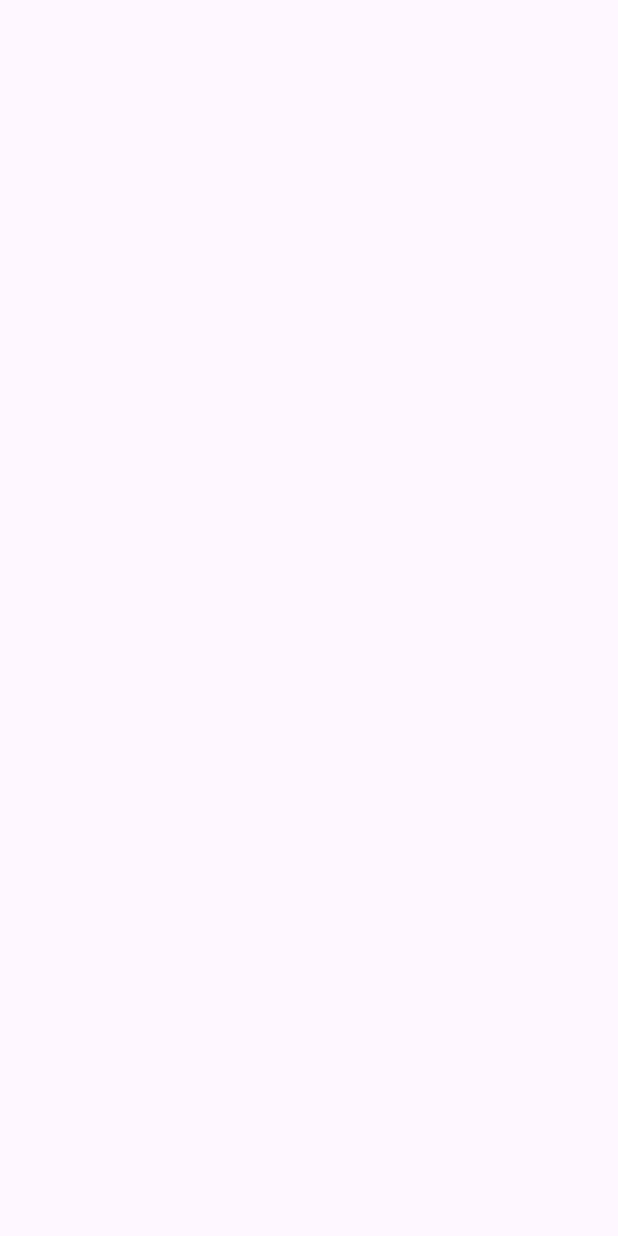
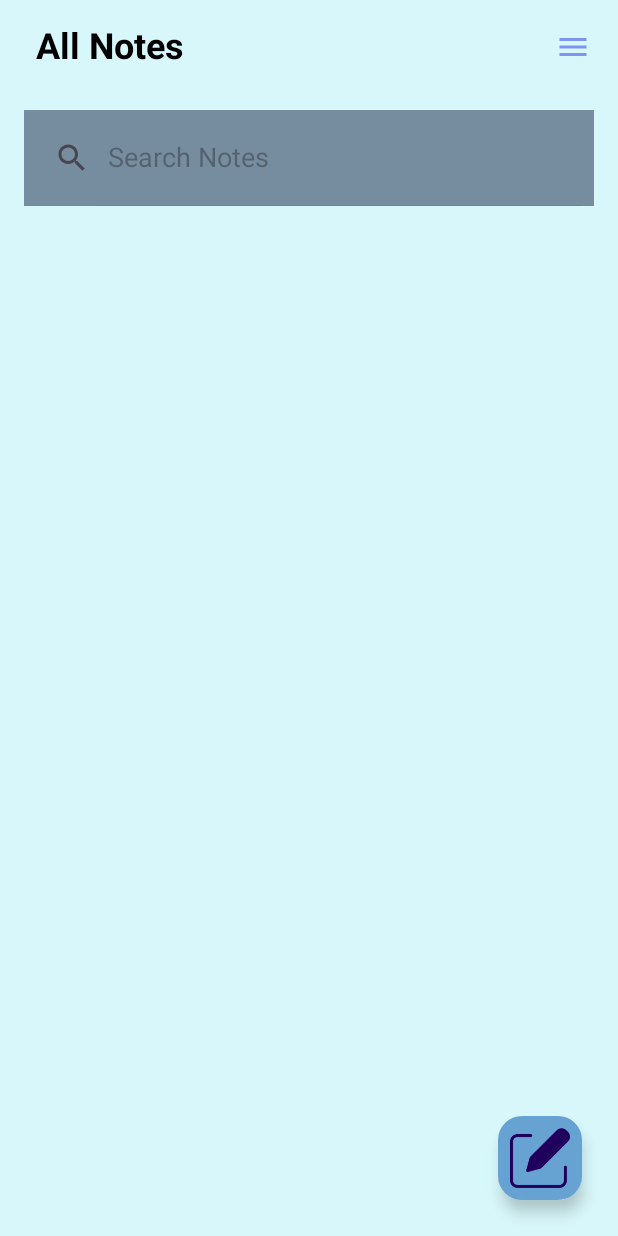
Before and after one commit to Kluivert2604/HNotes, an Android app: the screen it shows after launch once a user with an empty profile is signed in (NotesActivity), on a phone screen of 412 x 824 dp. Before the commit the screen is empty. Run offline under Robolectric (Android 15) with nearby library versions, the phone set to English and light mode, and no system bars; our stand-ins replace Firebase (no records; nobody signed in at launch, a user with empty details on screens opened directly).

Commit message:
Final Commit

```diff
--- a/app/src/main/AndroidManifest.xml
+++ b/app/src/main/AndroidManifest.xml
@@ -12,6 +12,9 @@
         android:supportsRtl="true"
         android:theme="@style/Theme.HNotes"
         tools:targetApi="31">
+        <activity
+            android:name=".CreateNotesActivity"
+            android:exported="false" />
         <activity
             android:name=".NotesActivity"
             android:exported="false" />
--- a/app/src/main/java/com/kieudatquochung/hnotes/NotesActivity.java
+++ b/app/src/main/java/com/kieudatquochung/hnotes/NotesActivity.java
@@ -1,14 +1,71 @@
 package com.kieudatquochung.hnotes;
 
 import androidx.appcompat.app.AppCompatActivity;
+import androidx.appcompat.view.menu.ActionMenuItemView;
+import androidx.appcompat.widget.SearchView;
+import androidx.recyclerview.widget.RecyclerView;
 
+import android.content.Intent;
 import android.os.Bundle;
+import android.view.MenuItem;
+import android.view.View;
+import android.widget.ImageButton;
+import android.widget.PopupMenu;
+
+import com.google.android.material.floatingactionbutton.FloatingActionButton;
+import com.google.firebase.auth.FirebaseAuth;
 
 public class NotesActivity extends AppCompatActivity {
+
+    ImageButton mSaveNotesBtn;
+    FloatingActionButton mCreateNoteFab;
+    SearchView mSearchView;
+    RecyclerView mRecyclerView;
+
 
     @Override
     protected void onCreate(Bundle savedInstanceState) {
         super.onCreate(savedInstanceState);
         setContentView(R.layout.activity_notes);
+
+        mCreateNoteFab = findViewById(R.id.createNoteFab);
+        mSaveNotesBtn = findViewById(R.id.saveNotesBtn);
+        mSearchView = findViewById(R.id.searchView);
+        mRecyclerView = findViewById(R.id.recyclerView);
+
+        mCreateNoteFab.setOnClickListener(new View.OnClickListener() {
+            @Override
+            public void onClick(View v) {
+                startActivity(new Intent(NotesActivity.this, CreateNotesActivity.class));
+            }
+        });
+
+        mSaveNotesBtn.setOnClickListener(new View.OnClickListener() {
+            @Override
+            public void onClick(View v) {
+                showMenu();
+            }
+        });
+    }
+    private void showMenu()
+    {
+        //TODO display Menu
+        PopupMenu popupMenu = new PopupMenu(NotesActivity.this, mSaveNotesBtn);
+        popupMenu.getMenu().add("Logout");
+        popupMenu.show();
+        popupMenu.setOnMenuItemClickListener(new PopupMenu.OnMenuItemClickListener() {
+            @Override
+            public boolean onMenuItemClick(MenuItem item) {
+                if(item.getTitle() == "Logout")
+                {
+                    FirebaseAuth.getInstance().signOut();
+                    startActivity(new Intent(NotesActivity.this, MainActivity.class));
+                    finish();
+                    return true;
+                }
+
+                return false;
+            }
+        });
     }
 }
--- /dev/null
+++ b/app/src/main/res/drawable/baseline_back_24.xml
@@ -0,0 +1,6 @@
+<vector android:alpha="0.87" android:autoMirrored="true"
+    android:height="24dp" android:tint="#90B0F5"
+    android:viewportHeight="24" android:viewportWidth="24"
+    android:width="24dp" xmlns:android="http://schemas.android.com/apk/res/android">
+    <path android:fillColor="@android:color/white" android:pathData="M11.67,3.87L9.9,2.1 0,12l9.9,9.9 1.77,-1.77L3.54,12z"/>
+</vector>
--- /dev/null
+++ b/app/src/main/res/drawable/baseline_done_24.xml
@@ -0,0 +1,5 @@
+<vector android:alpha="0.87" android:height="24dp"
+    android:tint="#90B0F5" android:viewportHeight="24"
+    android:viewportWidth="24" android:width="24dp" xmlns:android="http://schemas.android.com/apk/res/android">
+    <path android:fillColor="@android:color/white" android:pathData="M9,16.2L4.8,12l-1.4,1.4L9,19 21,7l-1.4,-1.4L9,16.2z"/>
+</vector>
--- /dev/null
+++ b/app/src/main/res/drawable/baseline_menu_24.xml
@@ -0,0 +1,5 @@
+<vector android:height="24dp" android:tint="#7E95EF"
+    android:viewportHeight="24" android:viewportWidth="24"
+    android:width="24dp" xmlns:android="http://schemas.android.com/apk/res/android">
+    <path android:fillColor="@android:color/white" android:pathData="M3,18h18v-2L3,16v2zM3,13h18v-2L3,11v2zM3,6v2h18L21,6L3,6z"/>
+</vector>
--- a/app/src/main/res/layout/activity_notes.xml
+++ b/app/src/main/res/layout/activity_notes.xml
@@ -1,9 +1,73 @@
 <?xml version="1.0" encoding="utf-8"?>
-<androidx.constraintlayout.widget.ConstraintLayout xmlns:android="http://schemas.android.com/apk/res/android"
+<RelativeLayout xmlns:android="http://schemas.android.com/apk/res/android"
     xmlns:app="http://schemas.android.com/apk/res-auto"
     xmlns:tools="http://schemas.android.com/tools"
     android:layout_width="match_parent"
     android:layout_height="match_parent"
+    android:background="@color/background"
     tools:context=".NotesActivity">
+    <RelativeLayout
+        android:id="@+id/textMyNotes"
+        android:layout_width="match_parent"
+        android:layout_height="wrap_content"
+        android:layout_marginTop="5dp"
+        android:layout_marginStart="12dp"
+        android:layout_marginEnd="12dp"
+        android:layout_alignParentTop="true">
+        <TextView
+            android:layout_width="match_parent"
+            android:layout_height="wrap_content"
+            android:text="All Notes"
+            android:textColor="@color/black"
+            android:textSize="24sp"
+            android:textStyle="bold"
+            android:padding="12dp"
+            android:includeFontPadding="false"/>
+        <ImageButton
+            android:id="@+id/saveNotesBtn"
+            android:layout_width="36dp"
+            android:layout_height="36dp"
+            android:src="@drawable/baseline_menu_24"
+            android:layout_alignParentEnd="true"
+            android:layout_centerVertical="true"
+            android:background="?attr/selectableItemBackgroundBorderless" />
+    </RelativeLayout>
 
-</androidx.constraintlayout.widget.ConstraintLayout>
+    <androidx.appcompat.widget.SearchView
+        android:id="@+id/searchView"
+        android:layout_width="match_parent"
+        android:layout_height="?attr/actionBarSize"
+        android:layout_below="@+id/textMyNotes"
+        android:layout_marginStart="16dp"
+        android:layout_marginTop="16dp"
+        android:layout_marginEnd="16dp"
+        android:layout_marginBottom="16dp"
+        android:background="#768D9F"
+        app:iconifiedByDefault="false"
+        app:queryHint="Search Notes" />
+
+    <androidx.recyclerview.widget.RecyclerView
+        android:id="@+id/recyclerView"
+        android:layout_width="match_parent"
+        android:layout_height="match_parent"
+        android:scrollbars="vertical"
+        android:layout_below="@+id/searchView"
+        android:layout_marginBottom="8dp"
+        android:layout_marginTop="8dp"
+        android:layout_marginStart="8dp"
+        android:layout_marginEnd="8dp"/>
+    <com.google.android.material.floatingactionbutton.FloatingActionButton
+        android:id="@+id/createNoteFab"
+        android:layout_width="wrap_content"
+        android:layout_height="wrap_content"
+        android:src="@drawable/note_btn"
+        android:backgroundTint="#66A3D3"
+        android:layout_alignParentEnd="true"
+        android:layout_alignParentBottom="true"
+        android:layout_marginEnd="24dp"
+        android:layout_marginStart="24dp"
+        android:layout_marginTop="24dp"
+        android:layout_marginBottom="24dp"
+        app:maxImageSize="40dp"/>
+
+</RelativeLayout>
```
Also changed, not shown: app/src/main/java/com/kieudatquochung/hnotes/CreateNotesActivity.java (added, +47 -0 lines), app/src/main/res/drawable/background_done_button.xml (added, +9 -0 lines), app/src/main/res/layout/activity_create_notes.xml (added, +61 -0 lines), app/src/main/res/drawable-v24/note_btn.png (added).
